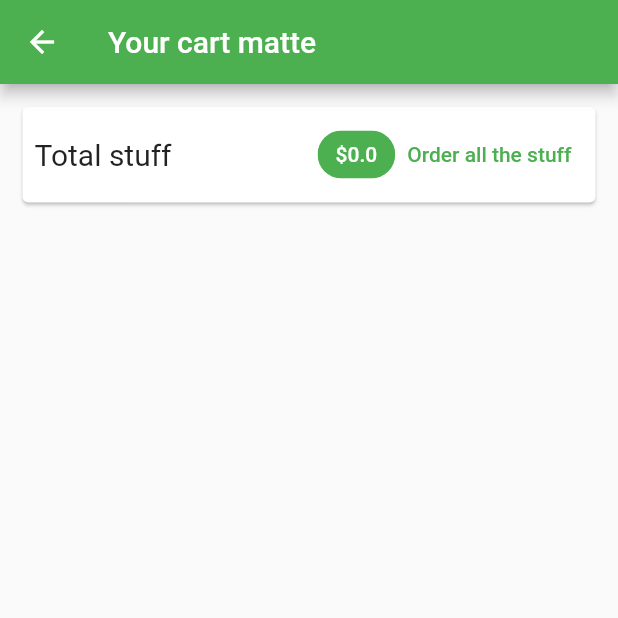
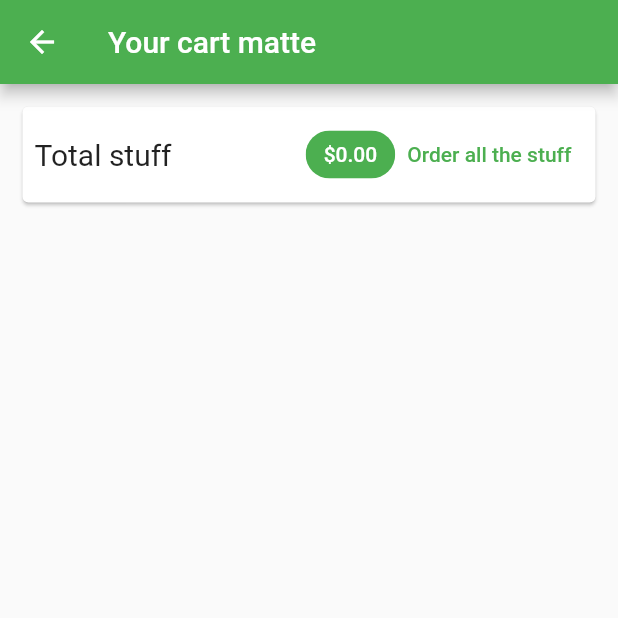
Before and after one commit to lpacheco88/flutter-class, a Flutter app: the CartScreen screen opened by its route, after a tap on "Order all the stuff", on a phone screen of 412 x 824 dp, the top half of it. Run offline on Flutter 3.47's test engine with Material 2 defaults, Android fonts, the phone set to English and light mode, and no system bars; network calls fail.

Commit message:
Read me changed, app now has a cart and details

```diff
--- a/shopping_app/lib/models/cart.dart
+++ b/shopping_app/lib/models/cart.dart
@@ -54,4 +54,14 @@ class Cart with ChangeNotifier {
     }
     notifyListeners();
   }
+
+  void removeItem(String id) {
+    _items.remove(id);
+    notifyListeners();
+  }
+
+  void clearCart() {
+    _items = {};
+    notifyListeners();
+  }
 }
--- /dev/null
+++ b/shopping_app/lib/providers/orders.dart
@@ -0,0 +1,36 @@
+import 'package:flutter/foundation.dart';
+import 'package:shopping_app/models/cart.dart';
+
+class OrderItem {
+  final String id;
+  final double amount;
+  final List<CartItem> products;
+  final DateTime dateTime;
+
+  OrderItem({
+    @required this.id,
+    @required this.amount,
+    @required this.products,
+    @required this.dateTime,
+  });
+}
+
+class Orders with ChangeNotifier {
+  List<OrderItem> _orders = [];
+
+  List<OrderItem> get orders {
+    return [..._orders];
+  }
+
+  void addOrders(List<CartItem> cartProducts, double total) {
+    _orders.insert(
+      0,
+      OrderItem(
+          id: DateTime.now().toString(),
+          amount: total,
+          products: cartProducts,
+          dateTime: DateTime.now()),
+    );
+    notifyListeners();
+  }
+}
--- a/shopping_app/lib/screens/cart_screen.dart
+++ b/shopping_app/lib/screens/cart_screen.dart
@@ -1,6 +1,8 @@
 import 'package:flutter/material.dart';
 import 'package:provider/provider.dart';
-import 'package:shopping_app/models/cart.dart';
+import 'package:shopping_app/models/cart.dart' show Cart;
+import 'package:shopping_app/providers/orders.dart';
+import 'package:shopping_app/widgets/cart_item.dart';
 
 class CartScreen extends StatelessWidget {
   static const routeName = '/cart';
@@ -30,13 +32,22 @@ class CartScreen extends StatelessWidget {
                   Spacer(),
                   Chip(
                     label: Text(
-                      '\$${cart.totalCartAmount}',
+                      '\$${cart.totalCartAmount.toStringAsFixed(2)}',
                       style: TextStyle(color: Theme.of(context).accentColor),
                     ),
                     backgroundColor: Theme.of(context).primaryColor,
                   ),
                   TextButton(
-                    onPressed: () {},
+                    onPressed: () {
+                      Provider.of<Orders>(
+                        context,
+                        listen: false,
+                      ).addOrders(
+                        cart.items.values.toList(),
+                        cart.totalCartAmount,
+                      );
+                      cart.clearCart();
+                    },
                     child: Text(
                       'Order all the stuff',
                     ),
@@ -44,7 +55,22 @@ class CartScreen extends StatelessWidget {
                 ],
               ),
             ),
-          )
+          ),
+          SizedBox(
+            height: 10,
+          ),
+          Expanded(
+            child: ListView.builder(
+              itemCount: cart.itemCount,
+              itemBuilder: (ctx, i) => CartItem(
+                cart.items.values.toList()[i].id,
+                cart.items.keys.toList()[i],
+                cart.items.values.toList()[i].price,
+                cart.items.values.toList()[i].quantity,
+                cart.items.values.toList()[i].title,
+              ),
+            ),
+          ),
         ],
       ),
     );
--- /dev/null
+++ b/shopping_app/lib/screens/orders_screen.dart
@@ -0,0 +1,23 @@
+import 'package:flutter/material.dart';
+import 'package:provider/provider.dart';
+import 'package:shopping_app/providers/orders.dart' show Orders;
+import 'package:shopping_app/widgets/app_drawer.dart';
+import 'package:shopping_app/widgets/order_item.dart';
+
+class OrdersScreen extends StatelessWidget {
+  static const routeName = '/orders';
+  @override
+  Widget build(BuildContext context) {
+    final ordersData = Provider.of<Orders>(context);
+    return Scaffold(
+      appBar: AppBar(
+        title: Text('Your wills ours hands'),
+      ),
+      drawer: AppDrawer(),
+      body: ListView.builder(
+        itemCount: ordersData.orders.length,
+        itemBuilder: (ctx, i) => OrderItem(ordersData.orders[i]),
+      ),
+    );
+  }
+}
--- a/shopping_app/lib/screens/products_overview_screen.dart
+++ b/shopping_app/lib/screens/products_overview_screen.dart
@@ -2,6 +2,7 @@ import 'package:flutter/material.dart';
 import 'package:provider/provider.dart';
 import 'package:shopping_app/models/cart.dart';
 import 'package:shopping_app/screens/cart_screen.dart';
+import 'package:shopping_app/widgets/app_drawer.dart';
 import 'package:shopping_app/widgets/badge.dart';
 import 'package:shopping_app/widgets/products_grid.dart';
 
@@ -61,6 +62,7 @@ class _ProductsOverviewScreenState extends State<ProductsOverviewScreen> {
           )
         ],
       ),
+      drawer: AppDrawer(),
       body: ProductsGrid(_showOnlyFavorites),
     );
   }
--- /dev/null
+++ b/shopping_app/lib/widgets/order_item.dart
@@ -0,0 +1,76 @@
+import 'dart:math';
+
+import 'package:flutter/material.dart';
+import 'package:intl/intl.dart';
+import 'package:shopping_app/providers/orders.dart' as ord;
+
+class OrderItem extends StatefulWidget {
+  final ord.OrderItem order;
+  OrderItem(this.order);
+
+  @override
+  _OrderItemState createState() => _OrderItemState();
+}
+
+class _OrderItemState extends State<OrderItem> {
+  var _expanded = false;
+
+  @override
+  Widget build(BuildContext context) {
+    return Card(
+      margin: EdgeInsets.all(10),
+      child: Column(
+        children: <Widget>[
+          ListTile(
+            title: Text('\$${widget.order.amount}'),
+            subtitle: Text(
+              DateFormat('dd/MM/yyyy hh:mm').format(widget.order.dateTime),
+            ),
+          ),
+          IconButton(
+            onPressed: () {
+              setState(() {
+                _expanded = !_expanded;
+              });
+            },
+            icon: Icon(_expanded ? Icons.expand_less : Icons.expand_more),
+          ),
+          if (_expanded)
+            Container(
+              padding: EdgeInsets.symmetric(
+                horizontal: 15,
+                vertical: 4,
+              ),
+              height: min(
+                widget.order.products.length * 20.0 + 10,
+                100,
+              ),
+              child: ListView(
+                children: widget.order.products
+                    .map(
+                      (product) => Row(
+                        mainAxisAlignment: MainAxisAlignment.center,
+                        children: <Widget>[
+                          Text(
+                            product.title,
+                            style: TextStyle(
+                              fontSize: 18,
+                              fontWeight: FontWeight.bold,
+                            ),
+                          ),
+                          Text('${product.quantity} x \$${product.price}',
+                              style: TextStyle(
+                                fontSize: 18,
+                                color: Colors.grey,
+                              ))
+                        ],
+                      ),
+                    )
+                    .toList(),
+              ),
+            )
+        ],
+      ),
+    );
+  }
+}
--- a/shopping_app/pubspec.yaml
+++ b/shopping_app/pubspec.yaml
@@ -14,12 +14,13 @@ description: A new Flutter project.
 version: 1.0.0+1
 
 environment:
-  sdk: ">=2.2.0 <3.0.0"
+  sdk: ">=2.3.0 <3.0.0"
 
 dependencies:
   flutter:
     sdk: flutter
   provider: ^6.0.0
+  intl: ^0.15.8
 
   # The following adds the Cupertino Icons font to your application.
   # Use with the CupertinoIcons class for iOS style icons.
```
Also changed, not shown: shopping_app/lib/main.dart (+7 -1 lines), shopping_app/lib/screens/product_detail_screen.dart (+38 -0 lines), shopping_app/lib/widgets/app_drawer.dart (added, +39 -0 lines), shopping_app/lib/widgets/cart_item.dart (added, +70 -0 lines), shopping_app/pubspec.lock, 1 other file.
